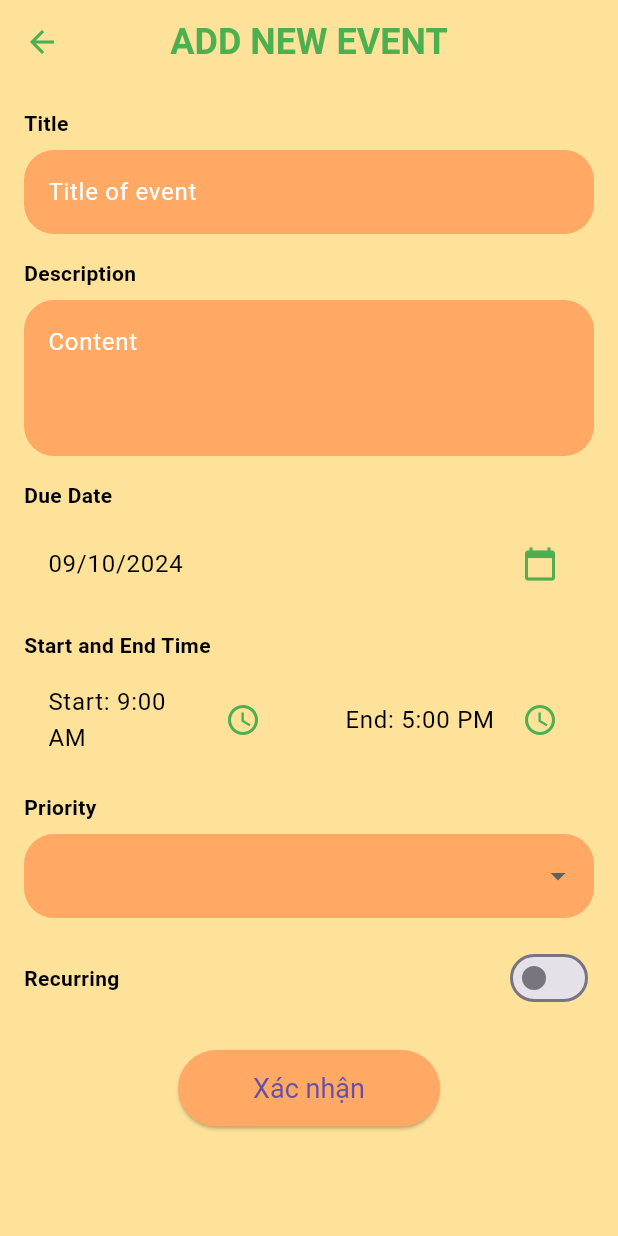
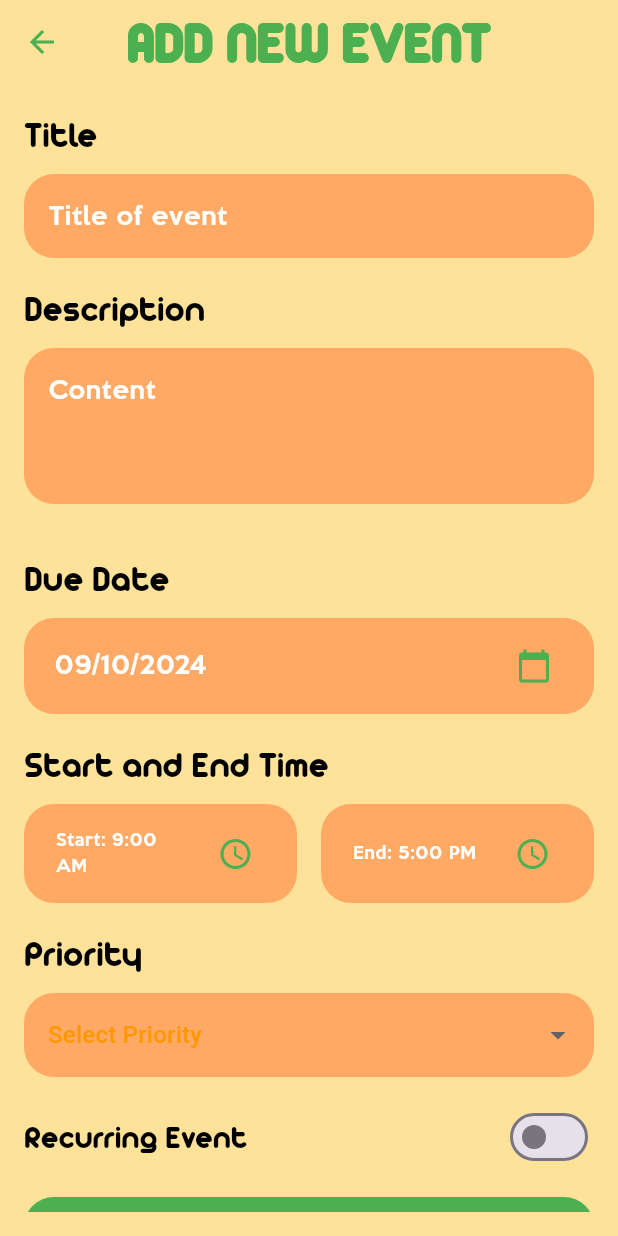
Before and after one commit to DucNguyen2807/Opal_Project_FE, a Flutter app: the AddNewEventPage screen opened directly with empty values, on a phone screen of 412 x 824 dp. Run offline on Flutter 3.47's test engine with Material 3 defaults, Android fonts, the phone set to English and light mode, and no system bars; our stand-ins replace firebase_core, firebase_messaging, flutter_countdown_timer, percent_indicator, shared_preferences, table_calendar; accounts and stored records are empty.

Commit message:
[fix] add new event UI, my task, and task

```diff
--- a/lib/services/Config/config.dart
+++ b/lib/services/Config/config.dart
@@ -1,5 +1,5 @@
 class Config {
-  static const String baseUrl = 'https://10.0.2.2:7203/api/';
+  static const String baseUrl = 'https://opal.io.vn/api/';
 
   // User-related endpoints
   static const String loginEndpoint = 'User/login';
--- a/lib/services/TaskService/TaskService.dart
+++ b/lib/services/TaskService/TaskService.dart
@@ -49,9 +49,12 @@ class TaskService extends BaseApiService {
 
     if (response.statusCode == 200) {
       try {
-        final data = List<Map<String, dynamic>>.from(jsonDecode(response.body));
-        print('Decoded data: $data');
-        return data;
+        // Giải mã phản hồi JSON thành danh sách tác vụ
+        final List<dynamic> jsonResponse = jsonDecode(response.body);
+        final List<Map<String, dynamic>> tasks = List<Map<String, dynamic>>.from(jsonResponse);
+
+        print('Decoded tasks: $tasks');
+        return tasks;
       } catch (e) {
         print('Failed to decode JSON: $e');
         throw Exception('Failed to decode tasks data');
@@ -60,6 +63,7 @@ class TaskService extends BaseApiService {
       throw Exception('Failed to load tasks: ${response.statusCode} - ${response.body}');
     }
   }
+
 
 
   // Phương thức chuyển đổi trạng thái hoàn thành của task
--- a/lib/ui/ToDoList/ToDoListWeek.dart
+++ b/lib/ui/ToDoList/ToDoListWeek.dart
@@ -156,7 +156,8 @@ class _AddNewEventPageState extends State<AddNewEventPage> {
         title: Text(
           'ADD NEW EVENT',
           style: TextStyle(
-            fontSize: 24.0,
+            fontFamily: 'Arista', // Set font to Arista
+            fontSize: 40,
             fontWeight: FontWeight.bold,
             color: Colors.green,
           ),
@@ -175,14 +176,18 @@ class _AddNewEventPageState extends State<AddNewEventPage> {
                 // Title input
                 Text(
                   'Title',
-                  style: TextStyle(color: Colors.black, fontWeight: FontWeight.bold),
+                  style: TextStyle(
+                    fontFamily: 'Arista', // Set font to Arista
+                    color: Colors.black,
+                    fontSize: 25
+                  ),
                 ),
                 const SizedBox(height: 8),
                 TextFormField(
                   controller: _titleController,
                   decoration: InputDecoration(
                     hintText: 'Title of event',
-                    hintStyle: TextStyle(color: Colors.white),
+                    hintStyle: TextStyle(color: Colors.white, fontFamily: 'KeepCalm'),
                     filled: true,
                     fillColor: Color(0xFFFFA965),
                     border: OutlineInputBorder(
@@ -201,7 +206,11 @@ class _AddNewEventPageState extends State<AddNewEventPage> {
 
                 Text(
                   'Description',
-                  style: TextStyle(color: Colors.black, fontWeight: FontWeight.bold),
+                  style: TextStyle(
+                    fontFamily: 'Arista', // Set font to Arista
+                    color: Colors.black,
+                      fontSize: 25
+                  ),
                 ),
                 const SizedBox(height: 8),
                 TextFormField(
@@ -209,7 +218,7 @@ class _AddNewEventPageState extends State<AddNewEventPage> {
                   maxLines: 3,
                   decoration: InputDecoration(
                     hintText: 'Content',
-                    hintStyle: TextStyle(color: Colors.white),
+                    hintStyle: TextStyle(color: Colors.white, fontFamily: 'KeepCalm'),
                     filled: true,
                     fillColor: Color(0xFFFFA965),
                     border: OutlineInputBorder(
@@ -220,67 +229,98 @@ class _AddNewEventPageState extends State<AddNewEventPage> {
                 ),
                 const SizedBox(height: 16),
 
+                // Due Date
+                const SizedBox(height: 16),
                 Text(
                   'Due Date',
-                  style: TextStyle(color: Colors.black, fontWeight: FontWeight.bold),
+                  style: TextStyle(
+                    fontFamily: 'Arista',
+                    color: Colors.black,
+                    fontSize: 25,
+                  ),
                 ),
                 const SizedBox(height: 8),
-                ListTile(
+                Container(
+                  padding: const EdgeInsets.all(4.0),
+                  decoration: BoxDecoration(
+                    color: Color(0xFFFFA965), // Màu cam
+                    borderRadius: BorderRadius.circular(20.0),
+                  ),
+                  child: ListTile(
                     title: Text(
                       '${DateFormat('dd/MM/yyyy').format(_dueDate)}',
-                    style: TextStyle(color: Colors.black),
+                      style: TextStyle(color: Colors.white, fontFamily: 'KeepCalm'), // Font trắng
                     ),
                     trailing: Icon(Icons.calendar_today, color: Colors.green),
                     onTap: () => _selectDueDate(context),
                   ),
+                ),
                 const SizedBox(height: 16),
 
-                // Start and end time selection
+
+                // Start and End Time
                 Text(
                   'Start and End Time',
-                  style: TextStyle(color: Colors.black, fontWeight: FontWeight.bold),
+                  style: TextStyle(
+                    fontFamily: 'Arista',
+                    color: Colors.black,
+                    fontSize: 25,
+                  ),
                 ),
                 const SizedBox(height: 8),
                 Row(
                   children: [
                     Expanded(
+                      child: Container(
+                        padding: const EdgeInsets.all(5.0),
+                        decoration: BoxDecoration(
+                          color: Color(0xFFFFA965),
+                          borderRadius: BorderRadius.circular(20.0),
+                        ),
                         child: ListTile(
                           title: Text(
                             'Start: ${_startTime.format(context)}',
-                          style: TextStyle(color: Colors.black),
+                            style: TextStyle(color: Colors.white, fontFamily: 'KeepCalm', fontSize: 11),
                           ),
                           trailing: Icon(Icons.access_time, color: Colors.green),
                           onTap: () => _selectTime(context, true),
                         ),
                       ),
-                    const SizedBox(width: 16),
+                    ),
+                    const SizedBox(width: 16), // Khoảng cách giữa hai khung
                     Expanded(
+                      child: Container(
+                        padding: const EdgeInsets.all(5.0),
+                        decoration: BoxDecoration(
+                          color: Color(0xFFFFA965),
+                          borderRadius: BorderRadius.circular(20.0),
+                        ),
                         child: ListTile(
                           title: Text(
                             'End: ${_endTime.format(context)}',
-                          style: TextStyle(color: Colors.black),
+                            style: TextStyle(color: Colors.white, fontFamily: 'KeepCalm', fontSize: 11),
                           ),
                           trailing: Icon(Icons.access_time, color: Colors.green),
                           onTap: () => _selectTime(context, false),
+                        ),
                       ),
                     ),
                   ],
                 ),
                 const SizedBox(height: 16),
 
+
+                // Priority dropdown
                 Text(
                   'Priority',
-                  style: TextStyle(color: Colors.black, fontWeight: FontWeight.bold),
+                  style: TextStyle(
+                    fontFamily: 'Arista', // Set font to Arista
+                    color: Colors.black,
+                    fontSize: 25,
+                  ),
                 ),
                 const SizedBox(height: 8),
                 DropdownButtonFormField<String>(
-                  value: _priority,
-                  items: ['Quan trọng', 'Bình thường', 'Thường']
-                      .map((priority) => DropdownMenuItem(
-                    child: Text(priority),
-                    value: priority,
-                  ))
-                      .toList(),
                   decoration: InputDecoration(
                     filled: true,
                     fillColor: Color(0xFFFFA965),
@@ -289,27 +329,34 @@ class _AddNewEventPageState extends State<AddNewEventPage> {
                       borderSide: BorderSide.none,
                     ),
                   ),
+                  value: _priority,
+                  hint: Text('Select Priority', style: TextStyle(color: Colors.orange)),
+                  dropdownColor: Color(0xFFFFA965), // Đặt màu cho menu dropdown
+                  items: [
+                    DropdownMenuItem(child: Text('Quan trọng', style: TextStyle(color: Colors.white)), value: 'Quan trọng'),
+                    DropdownMenuItem(child: Text('Bình thường', style: TextStyle(color: Colors.white)), value: 'Bình thường'),
+                    DropdownMenuItem(child: Text('Thường', style: TextStyle(color: Colors.white)), value: 'Thường'),
+                  ],
                   onChanged: (value) {
                     setState(() {
                       _priority = value;
                     });
                   },
-                  validator: (value) {
-                    if (value == null) {
-                      return 'Please select a priority';
-                    }
-                    return null;
-                  },
                 ),
                 const SizedBox(height: 16),
+
 
                 // Recurring switch
                 Row(
                   mainAxisAlignment: MainAxisAlignment.spaceBetween,
                   children: [
                     Text(
-                      'Recurring',
-                      style: TextStyle(color: Colors.black, fontWeight: FontWeight.bold),
+                      'Recurring Event',
+                      style: TextStyle(
+                        fontFamily: 'Arista', // Set font to Arista
+                        color: Colors.black,
+                          fontSize: 22
+                      ),
                     ),
                     Switch(
                       value: _recurring,
@@ -318,22 +365,27 @@ class _AddNewEventPageState extends State<AddNewEventPage> {
                           _recurring = value;
                         });
                       },
+                      activeColor: Colors.green,
                     ),
                   ],
                 ),
-                const SizedBox(height: 24),
+                const SizedBox(height: 16),
 
-                Center(
-                  child: ElevatedButton(
+                // Submit button
+                ElevatedButton(
                   onPressed: _submitForm,
-                    child: Text('Xác nhận'),
+                  child: Text(
+                    'Save Event',
+                    style: TextStyle(
+                      fontFamily: 'KeepCalm', // Set font to KeepCalm
+                      fontSize: 18,
+                    ),
+                  ),
                   style: ElevatedButton.styleFrom(
-                      backgroundColor: Color(0xFFFFA965),
+                    backgroundColor: Colors.green,
+                    padding: EdgeInsets.symmetric(vertical: 12.0),
                     shape: RoundedRectangleBorder(
-                        borderRadius: BorderRadius.circular(30.0),
-                      ),
-                      padding: EdgeInsets.symmetric(horizontal: 50, vertical: 15),
-                      textStyle: TextStyle(fontSize: 18.0),
+                      borderRadius: BorderRadius.circular(20.0),
                     ),
                   ),
                 ),
--- a/lib/ui/ToDoListOfTask/ToDoListOfTask.dart
+++ b/lib/ui/ToDoListOfTask/ToDoListOfTask.dart
@@ -169,7 +169,7 @@ class _AddNewTaskPageState1 extends State<AddNewTaskPage1> {
             ),
           ),
           validator: (value) => (errorText != null && (value == null || value.isEmpty)) ? errorText : null,
-          style: TextStyle(fontFamily: 'Arista'),
+          style: TextStyle(fontFamily: 'KeepCalm', color: Colors.white), // Đặt màu cho chữ
         ),
       ],
     );
@@ -246,13 +246,16 @@ class _AddNewTaskPageState1 extends State<AddNewTaskPage1> {
           value: _level,
           items: ['Quan trọng', 'Bình thường', 'Thường']
               .map((level) => DropdownMenuItem(
-            child: Text(level, style: TextStyle(fontFamily: 'Arista', color: Colors.white)),
+            child: Text(
+              level,
+              style: TextStyle(fontFamily: 'Arista', color: Colors.white), // Màu chữ
+            ),
             value: level,
           ))
               .toList(),
           decoration: InputDecoration(
             filled: true,
-            fillColor: Color(0xFFFFA965),
+            fillColor: Color(0xFFFFA965), // Màu nền cho ô input
             border: OutlineInputBorder(
               borderRadius: BorderRadius.circular(20.0),
               borderSide: BorderSide.none,
@@ -264,24 +267,22 @@ class _AddNewTaskPageState1 extends State<AddNewTaskPage1> {
             });
           },
           validator: (value) => (value == null) ? 'Please select a level' : null,
-          style: TextStyle(fontFamily: 'Arista', color: Colors.white),
-          dropdownColor: Color(0xFFFFA965),
+          dropdownColor: Color(0xFFFFA965), // Màu nền cho khung dropdown
         ),
       ],
     );
   }
 
+
   Widget _buildConfirmButton() {
-    return Center(
-      child: ElevatedButton(
-        onPressed: _createNewTask,
-        child: Text('Xác nhận', style: TextStyle(fontFamily: 'Arista')),
-        style: ElevatedButton.styleFrom(
-          backgroundColor: Color(0xFFFFA965),
-          shape: RoundedRectangleBorder(
-            borderRadius: BorderRadius.circular(30.0),
-          ),
-          padding: EdgeInsets.symmetric(horizontal: 50, vertical: 15),
+    return ElevatedButton(
+      onPressed: _createNewTask,
+      child: Text('Confirm'),
+      style: ElevatedButton.styleFrom(
+        backgroundColor: Colors.green,
+        padding: EdgeInsets.symmetric(vertical: 15),
+        shape: RoundedRectangleBorder(
+          borderRadius: BorderRadius.circular(20.0),
         ),
       ),
     );
```
Lines whose indentation alone changed are shown as unchanged.
